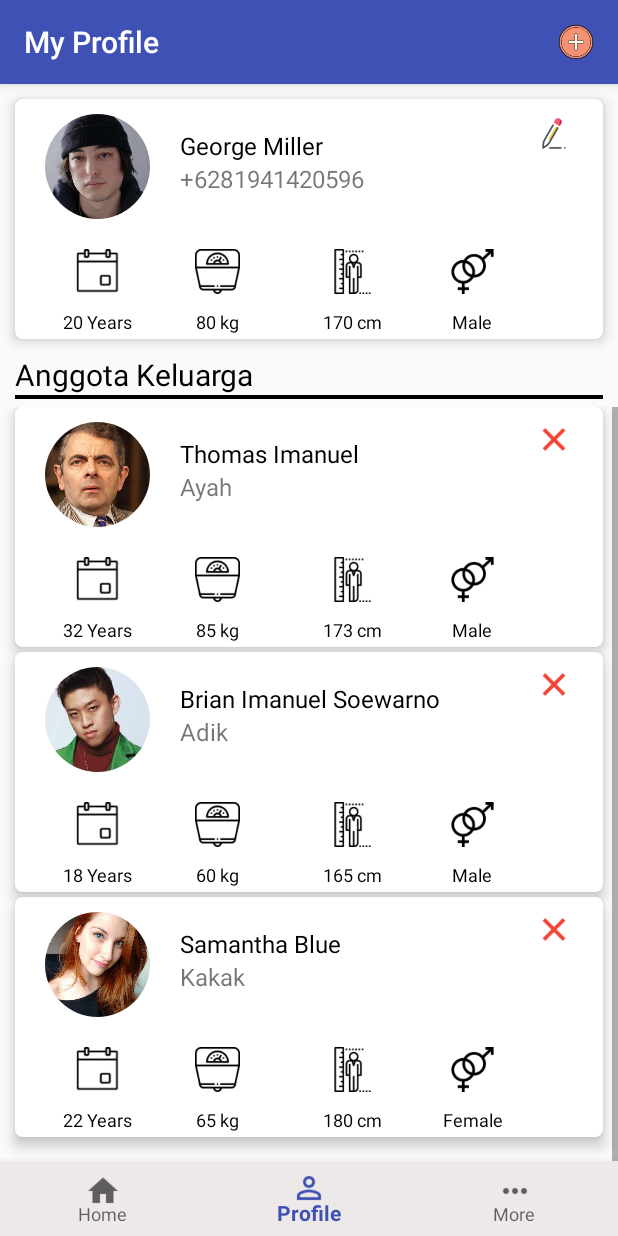
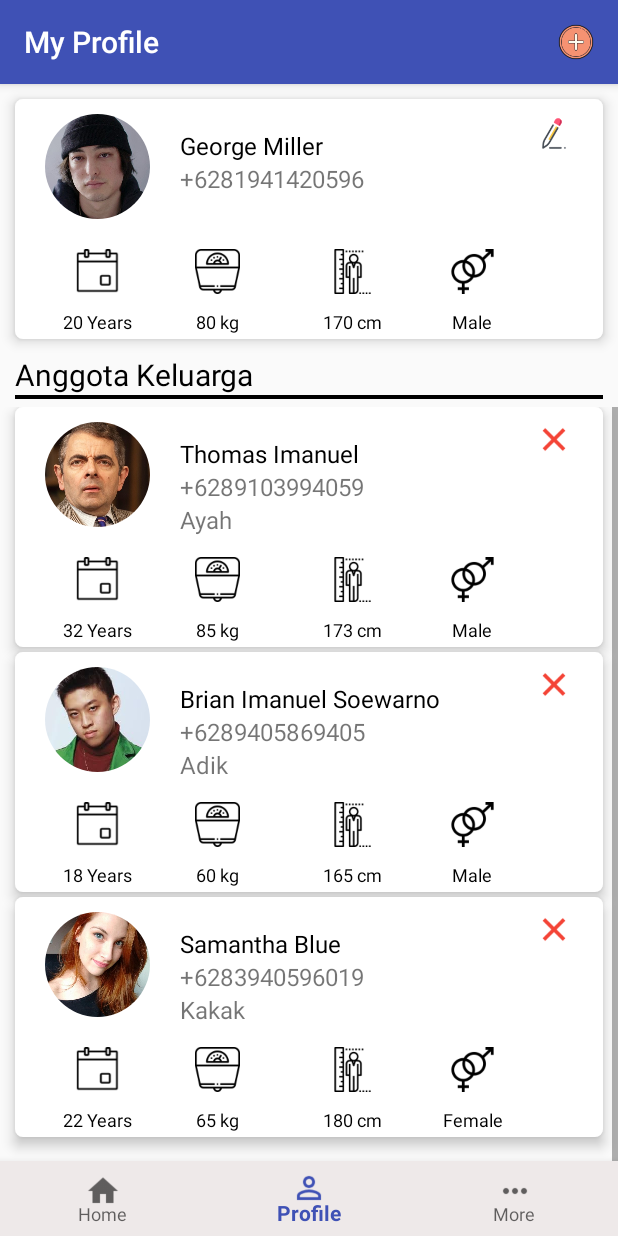
Before and after one commit to qprocompany/EzMedicPasien, an Android app: the ProfilePasien screen opened directly, with no data from a screen before it, on a phone screen of 412 x 824 dp. Run offline under Robolectric (Android 15) with nearby library versions, the light colour scheme and no system bars; our stand-ins replace CircleImageView.

Commit message:
update menu appoint dan profile pasien

```diff
--- a/app/src/main/res/layout/activity_profile_pasien.xml
+++ b/app/src/main/res/layout/activity_profile_pasien.xml
@@ -261,11 +261,19 @@
                                 android:textSize="16dp" />
 
                             <TextView
+                                android:id="@+id/textView41"
+                                android:layout_width="match_parent"
+                                android:layout_height="wrap_content"
+                                android:text="+6289103994059"
+                                android:textSize="16dp" />
+
+                            <TextView
                                 android:id="@+id/textView36"
                                 android:layout_width="match_parent"
                                 android:layout_height="wrap_content"
                                 android:text="Ayah"
                                 android:textSize="16dp" />
+
 
                         </LinearLayout>
 
@@ -430,6 +438,13 @@
                                 android:layout_height="wrap_content"
                                 android:text="Brian Imanuel Soewarno "
                                 android:textColor="@color/colorBlack"
+                                android:textSize="16dp" />
+
+                            <TextView
+                                android:id="@+id/textView42"
+                                android:layout_width="match_parent"
+                                android:layout_height="wrap_content"
+                                android:text="+6289405869405"
                                 android:textSize="16dp" />
 
                             <TextView
@@ -604,6 +619,13 @@
                                 android:textSize="16dp" />
 
                             <TextView
+                                android:id="@+id/textView43"
+                                android:layout_width="match_parent"
+                                android:layout_height="wrap_content"
+                                android:text="+6283940596019"
+                                android:textSize="16dp" />
+
+                            <TextView
                                 android:id="@+id/textView30"
                                 android:layout_width="match_parent"
                                 android:layout_height="wrap_content"
```
Also changed, not shown: app/src/main/res/layout/activity_menu_appointment.xml (+6 -2 lines).
